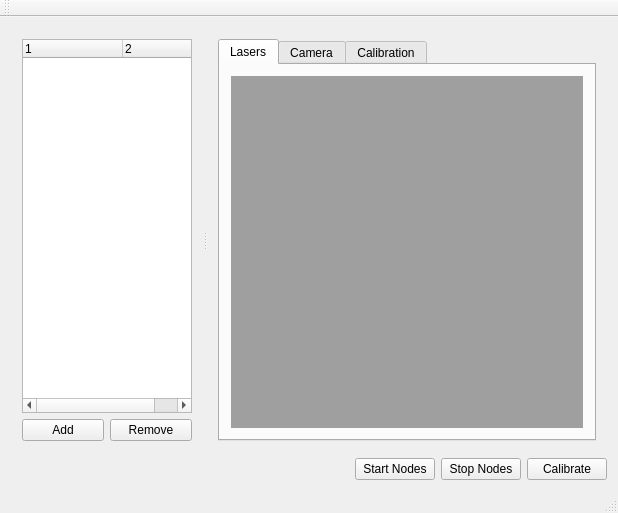
This is calibration_gui/calibration_gui/ui/mainwindow.ui in davidtvs/calibration as Qt 5 draws it before an edit. The edited form follows.
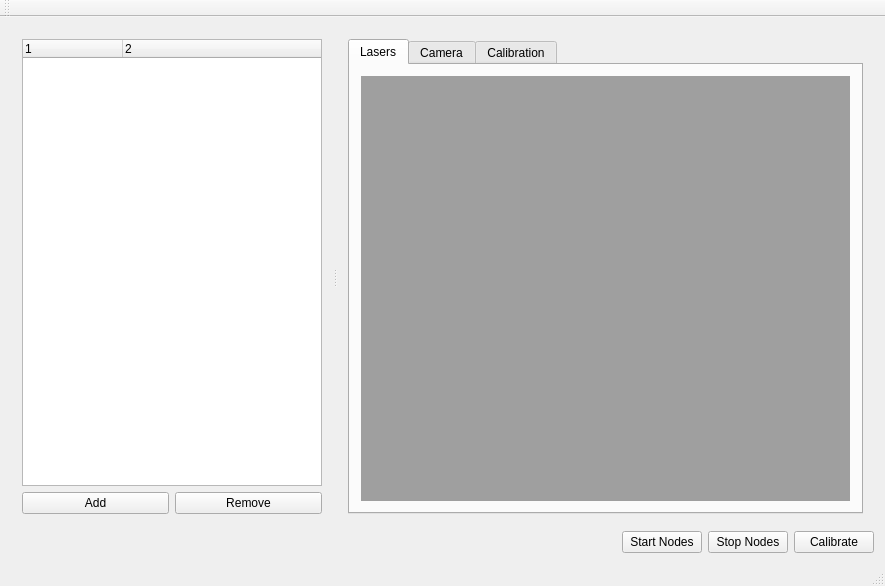
This is the edited form.

What changed in the file:
```diff
--- a/calibration_gui/calibration_gui/ui/mainwindow.ui
+++ b/calibration_gui/calibration_gui/ui/mainwindow.ui
@@ -6,8 +6,8 @@
    <rect>
     <x>0</x>
     <y>0</y>
-    <width>618</width>
-    <height>513</height>
+    <width>885</width>
+    <height>586</height>
    </rect>
   </property>
   <property name="sizePolicy">
@@ -63,6 +63,18 @@
             <verstretch>0</verstretch>
            </sizepolicy>
           </property>
+          <property name="minimumSize">
+           <size>
+            <width>300</width>
+            <height>0</height>
+           </size>
+          </property>
+          <property name="baseSize">
+           <size>
+            <width>300</width>
+            <height>0</height>
+           </size>
+          </property>
           <property name="frameShadow">
            <enum>QFrame::Sunken</enum>
           </property>
```
Left out of the diff: 2 changed lines with no effect on the pictures.
